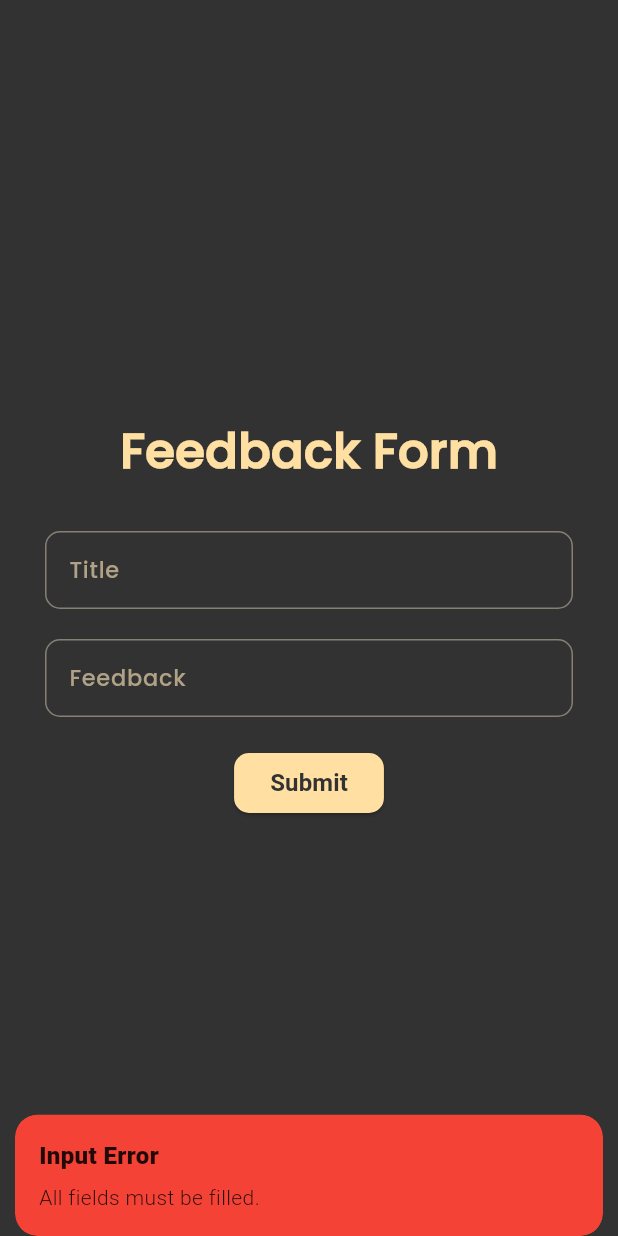
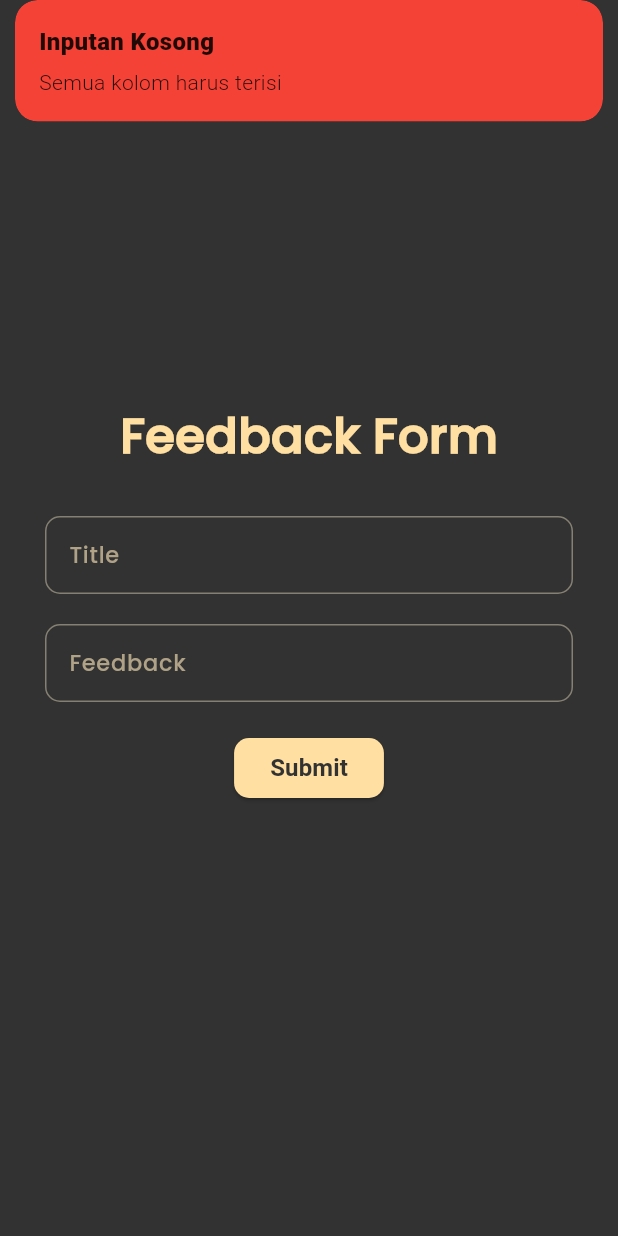
Before and after one commit to rizkyhaksono/pemrograman-mobile, a Flutter app: the FeedbackPage screen opened by its route, after a tap on "Submit", on a phone screen of 412 x 824 dp. Run offline on Flutter 3.47's test engine with Material 3 defaults, Android fonts, the phone set to English and light mode, and no system bars; our stand-ins replace appwrite, firebase_auth, firebase_core, firebase_messaging, flutter_local_notifications, get and 3 more; accounts and stored records are empty.

Commit message:
fix(feedback) : Notification handler

```diff
--- a/lib/presentation/dashboard/profile/feedback/feedback_controller.dart
+++ b/lib/presentation/dashboard/profile/feedback/feedback_controller.dart
@@ -38,26 +38,18 @@ class FeedbackController extends ClientController {
         if (result != null) {
           // Data berhasil dikirim
           Get.snackbar(
-            'Success',
-            'Data has been submitted successfully!',
-            snackPosition: SnackPosition.BOTTOM,
+            'Sukses 😃',
+            'Data Anda Telah Terekam Dalam Database!',
+            snackPosition: SnackPosition.TOP,
             backgroundColor: Colors.green,
-          );
-        } else {
-          // Terjadi kesalahan saat mengirim data
-          Get.snackbar(
-            'Error',
-            'Failed to submit data. Please try again.',
-            snackPosition: SnackPosition.BOTTOM,
-            backgroundColor: Colors.red,
           );
         }
       } else {
         // Menampilkan notifikasi jika ada field yang belum diisi
         Get.snackbar(
-          'Input Error',
-          'All fields must be filled.',
-          snackPosition: SnackPosition.BOTTOM,
+          'Inputan Kosong',
+          'Semua kolom harus terisi',
+          snackPosition: SnackPosition.TOP,
           backgroundColor: Colors.red,
         );
       }
@@ -65,8 +57,8 @@ class FeedbackController extends ClientController {
       // Menampilkan notifikasi jika terjadi kesalahan
       Get.snackbar(
         'Error',
-        'An error occurred. Please try again later.',
-        snackPosition: SnackPosition.BOTTOM,
+        'Terjadi Kesalahan! Silahkan Coba Lagi',
+        snackPosition: SnackPosition.TOP,
         backgroundColor: Colors.red,
       );
       print("DatabaseController:: storeFeedback $error");
--- a/lib/presentation/dashboard/profile/feedback/feedback_page.dart
+++ b/lib/presentation/dashboard/profile/feedback/feedback_page.dart
@@ -4,10 +4,8 @@ import 'package:flutter/material.dart';
 import 'package:get/get.dart';
 import 'feedback_controller.dart'; // Import your FeedbackController file
 
-
 class FeedbackPage extends StatelessWidget {
   final FeedbackController controller = Get.put(FeedbackController());
-
 
   @override
   Widget build(BuildContext context) {
@@ -119,6 +117,7 @@ class FeedbackPage extends StatelessWidget {
                           fontSize: 16,
                           fontWeight: FontWeight.bold)),
                 ),
+                const SizedBox(height: 20),
               ],
             ),
           ),
```
